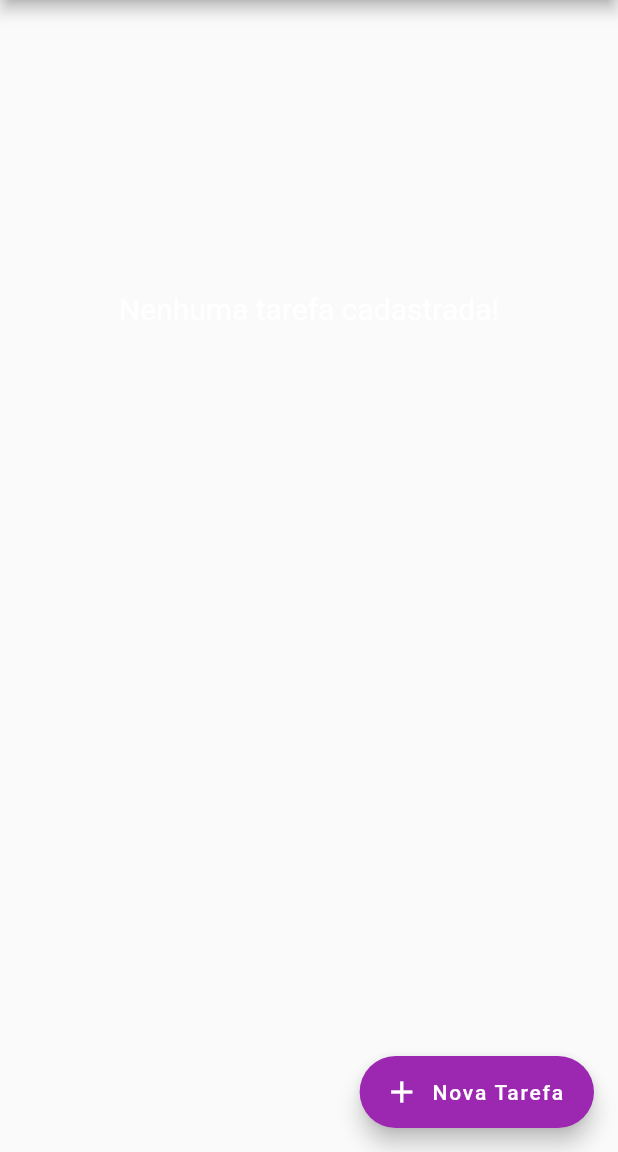
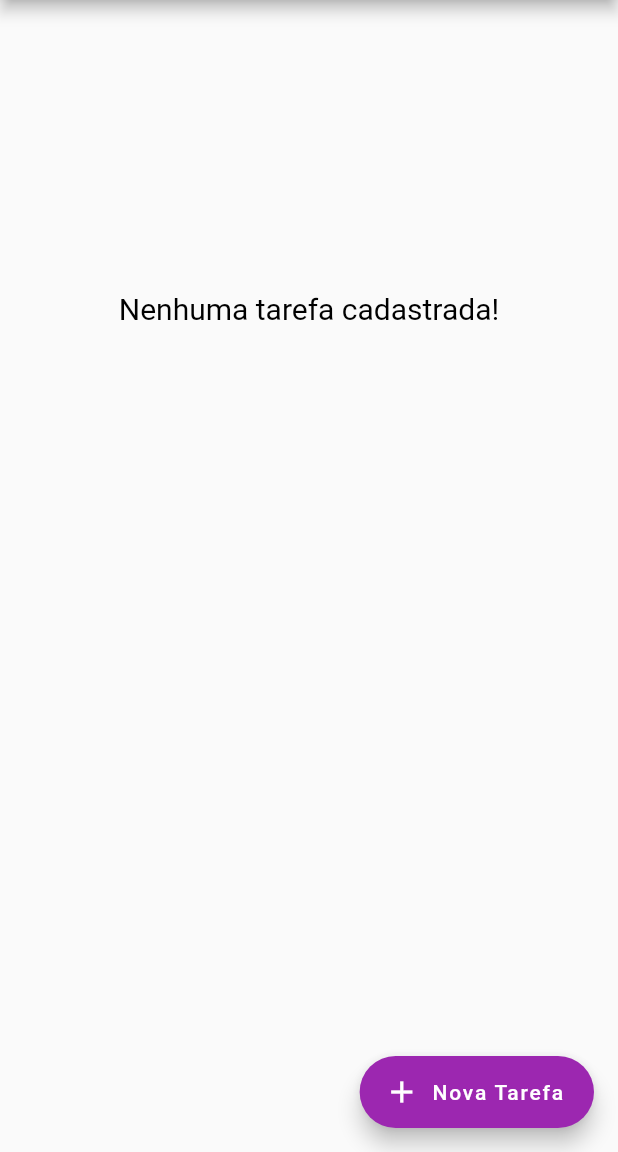
Before and after one commit to HiltonThallyson/-Flutter-miniprojeto02-todo-list, a Flutter app: the screen it shows after launch, after a tap on the "delete" icon, on a phone screen of 412 x 824 dp, the part 84-1236 px from its top. Run offline on Flutter 3.47's test engine with Material 2 defaults, Android fonts, the phone set to English and light mode, and no system bars.

Commit message:
Text color fixed when no task

```diff
--- a/lib/components/TarefaLista.dart
+++ b/lib/components/TarefaLista.dart
@@ -124,7 +124,7 @@ class _TarefaListaState extends State<TarefaLista> {
           : Center(
               child: Text(
                 'Nenhuma tarefa cadastrada!',
-                style: TextStyle(fontSize: 20),
+                style: TextStyle(fontSize: 20, color: Colors.black),
               ),
             )),
     );
```
